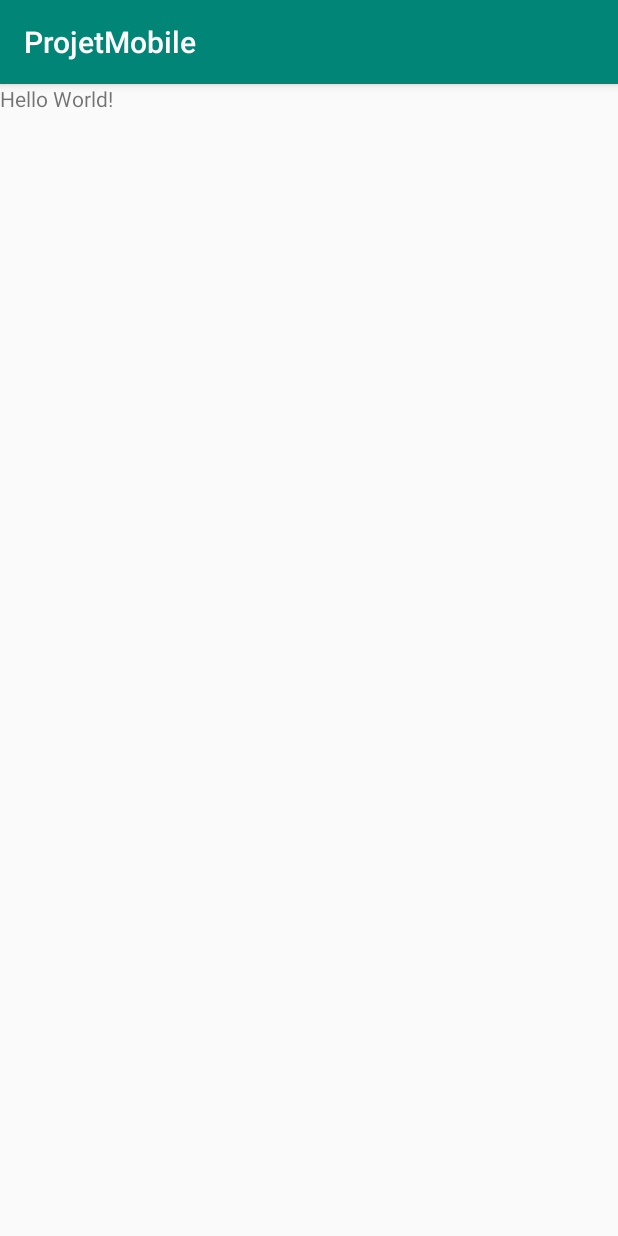
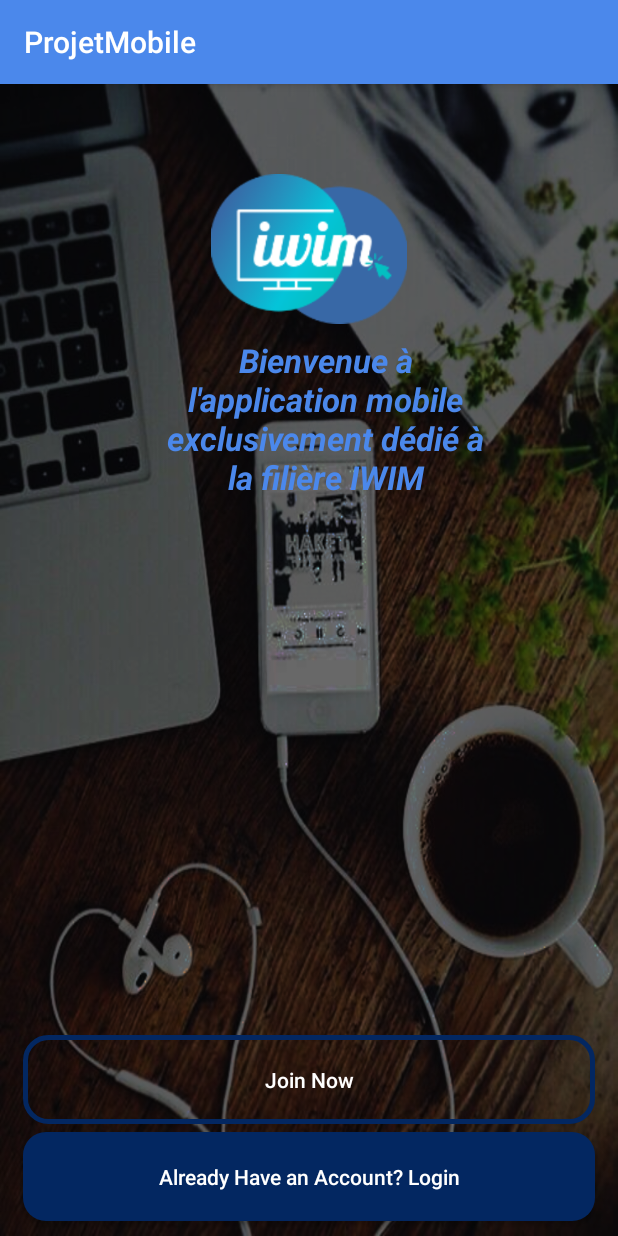
Before and after one commit to Chadiii/Projet_Mobile, an Android app: the screen it shows after launch (MainActivity), on a phone screen of 412 x 824 dp. Run offline under Robolectric (Android 15) with nearby library versions, the phone set to English and light mode, and no system bars.

```diff
--- a/app/src/main/AndroidManifest.xml
+++ b/app/src/main/AndroidManifest.xml
@@ -9,6 +9,8 @@
         android:roundIcon="@mipmap/ic_launcher_round"
         android:supportsRtl="true"
         android:theme="@style/AppTheme">
+        <activity android:name=".RegisterActivity"></activity>
+        <activity android:name=".LoginActivity" />
         <activity android:name=".MainActivity">
             <intent-filter>
                 <action android:name="android.intent.action.MAIN" />
--- a/app/src/main/java/com/example/projetmobile/MainActivity.java
+++ b/app/src/main/java/com/example/projetmobile/MainActivity.java
@@ -2,13 +2,43 @@ package com.example.projetmobile;
 
 import androidx.appcompat.app.AppCompatActivity;
 
+import android.app.ProgressDialog;
+import android.content.Intent;
 import android.os.Bundle;
+import android.util.Log;
+import android.view.View;
+import android.widget.Button;
 
 public class MainActivity extends AppCompatActivity {
+
+    private Button joinNowButton, loginButton;
+    private ProgressDialog loadingBar;
 
     @Override
     protected void onCreate(Bundle savedInstanceState) {
         super.onCreate(savedInstanceState);
         setContentView(R.layout.activity_main);
+
+        joinNowButton = (Button) findViewById(R.id.main_join_now_btn);
+        loginButton = (Button) findViewById(R.id.main_login_btn);
+        loadingBar = new ProgressDialog(this);
+
+        joinNowButton.setOnClickListener(new View.OnClickListener() {
+            @Override
+            public void onClick(View v) {
+                Intent intent = new Intent(MainActivity.this, RegisterActivity.class);
+                startActivity(intent);
+            }
+        });
+
+        loginButton.setOnClickListener(new View.OnClickListener() {
+            @Override
+            public void onClick(View v) {
+
+                Intent intent = new Intent(MainActivity.this, LoginActivity.class);
+                startActivity(intent);
+            }
+        });
+
     }
 }
--- /dev/null
+++ b/app/src/main/res/drawable/buttons.xml
@@ -0,0 +1,16 @@
+<?xml version="1.0" encoding="utf-8"?>
+<shape xmlns:android="http://schemas.android.com/apk/res/android">
+
+    <solid android:color="@color/colorPrimaryDark">
+
+
+    </solid>
+
+    <corners
+        android:radius="15dp"
+        >
+
+
+    </corners>
+
+</shape>
--- /dev/null
+++ b/app/src/main/res/drawable/input_design.xml
@@ -0,0 +1,20 @@
+<?xml version="1.0" encoding="utf-8"?>
+<shape xmlns:android="http://schemas.android.com/apk/res/android">
+
+    <stroke
+        android:color="@color/colorPrimaryDark"
+        android:width="3dp"
+        >
+
+
+    </stroke>
+
+    <corners
+        android:radius="15dp"
+
+        >
+
+
+    </corners>
+
+</shape>
--- a/app/src/main/res/layout/activity_main.xml
+++ b/app/src/main/res/layout/activity_main.xml
@@ -1,23 +1,69 @@
 <?xml version="1.0" encoding="utf-8"?>
 <RelativeLayout
-
     xmlns:android="http://schemas.android.com/apk/res/android"
     xmlns:app="http://schemas.android.com/apk/res-auto"
     xmlns:tools="http://schemas.android.com/tools"
     android:layout_width="match_parent"
     android:layout_height="match_parent"
+    android:background="@drawable/welcome"
     tools:context=".MainActivity">
 
+    <ImageView
+        android:id="@+id/app_logo"
+        android:layout_width="300dp"
+        android:layout_height="100dp"
+        android:layout_centerHorizontal="true"
+        android:layout_marginTop="60dp"
+        android:src="@drawable/applogo"
+        />
+
     <TextView
-        android:layout_width="wrap_content"
+        android:id="@+id/app_slogan"
+        android:layout_width="220dp"
         android:layout_height="wrap_content"
-        android:text="Hello World!"
-        app:layout_constraintBottom_toBottomOf="parent"
-        app:layout_constraintLeft_toLeftOf="parent"
-        app:layout_constraintRight_toRightOf="parent"
-        app:layout_constraintTop_toTopOf="parent" />
+        android:layout_alignParentTop="true"
+        android:layout_alignParentEnd="true"
+        android:layout_alignParentRight="true"
+        android:layout_marginLeft="93dp"
+        android:layout_marginTop="169dp"
+        android:layout_marginEnd="85dp"
+        android:layout_marginRight="85dp"
+        android:text="Bienvenue à l'application mobile exclusivement dédié à la filière IWIM"
+        android:textAlignment="center"
+        android:textColor="@color/colorPrimary"
+        android:textSize="22sp"
+        android:textStyle="bold|italic" />
 
+    <Button
+        android:id="@+id/main_login_btn"
+        android:layout_width="match_parent"
+        android:layout_height="wrap_content"
+        android:layout_alignParentBottom="true"
+        android:layout_alignParentStart="true"
+        android:layout_alignParentLeft="true"
+        android:layout_marginBottom="10dp"
+        android:layout_marginLeft="15dp"
+        android:layout_marginRight="15dp"
+        android:background="@drawable/buttons"
+        android:padding="20dp"
+        android:textAllCaps="false"
+        android:text="Already Have an Account? Login"
+        android:textColor="@android:color/white"
+        />
 
-
+    <Button
+        android:id="@+id/main_join_now_btn"
+        android:layout_width="match_parent"
+        android:layout_height="wrap_content"
+        android:layout_above="@+id/main_login_btn"
+        android:layout_marginBottom="5dp"
+        android:layout_marginLeft="15dp"
+        android:layout_marginRight="15dp"
+        android:background="@drawable/input_design"
+        android:padding="20dp"
+        android:textAllCaps="false"
+        android:text="Join Now"
+        android:textColor="@android:color/white"
+        />
 
 </RelativeLayout>
--- a/app/src/main/res/values/colors.xml
+++ b/app/src/main/res/values/colors.xml
@@ -1,6 +1,6 @@
 <?xml version="1.0" encoding="utf-8"?>
 <resources>
-    <color name="colorPrimary">#008577</color>
-    <color name="colorPrimaryDark">#00574B</color>
+    <color name="colorPrimary">#4b88eb</color>
+    <color name="colorPrimaryDark">#032761</color>
     <color name="colorAccent">#D81B60</color>
 </resources>
--- a/build.gradle
+++ b/build.gradle
@@ -8,6 +8,7 @@ buildscript {
     }
     dependencies {
         classpath 'com.android.tools.build:gradle:3.5.3'
+        classpath 'com.google.gms:google-services:4.3.3'
 
         // NOTE: Do not place your application dependencies here; they belong
         // in the individual module build.gradle files
```
Also changed, not shown: app/build.gradle (+9 -2 lines), app/src/main/java/com/example/projetmobile/LoginActivity.java (added, +122 -0 lines), app/src/main/java/com/example/projetmobile/RegisterActivity.java (added, +14 -0 lines), app/src/main/java/com/example/projetmobile/model/Users.java (added, +58 -0 lines), app/src/main/java/com/example/projetmobile/prevalent/Prevalent.java (added, +11 -0 lines), app/src/main/res/layout/activity_login.xml (added, +111 -0 lines), app/src/main/res/layout/activity_register.xml (added, +9 -0 lines), app/src/main/res/drawable/applogo.png (added), app/src/main/res/drawable/welcome.png (added), 2 other files.
